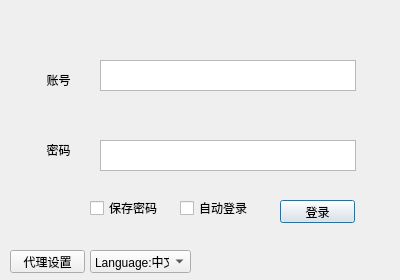
Qt form Python/Mainexe/web/login.ui (Yecgaa1/UnitAi-Project) before a commit.
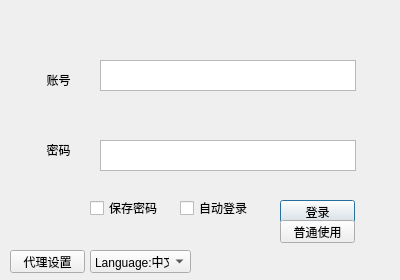
The same form after that commit.

The edit to the form file:
```diff
--- a/Python/Mainexe/web/login.ui
+++ b/Python/Mainexe/web/login.ui
@@ -142,6 +142,19 @@
     </property>
    </item>
   </widget>
+  <widget class="QPushButton" name="pushButton_3">
+   <property name="geometry">
+    <rect>
+     <x>280</x>
+     <y>220</y>
+     <width>75</width>
+     <height>23</height>
+    </rect>
+   </property>
+   <property name="text">
+    <string>普通使用</string>
+   </property>
+  </widget>
  </widget>
  <resources/>
  <connections/>
```
